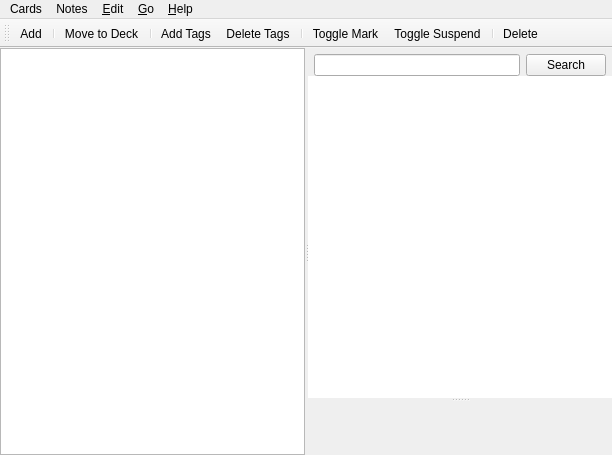
Above: designer/browser.ui from ankitects/anki before the change. Below: the same form after it.
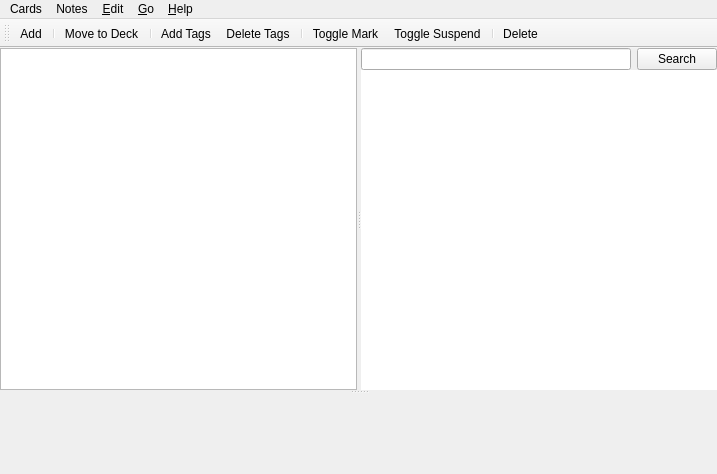
That is the form after the change. Icons and pictures are not drawn.

Commit message: tweak browser layout

```diff
--- a/designer/browser.ui
+++ b/designer/browser.ui
@@ -6,8 +6,8 @@
    <rect>
     <x>0</x>
     <y>0</y>
-    <width>612</width>
-    <height>455</height>
+    <width>717</width>
+    <height>474</height>
    </rect>
   </property>
   <property name="windowTitle">
@@ -18,21 +18,19 @@
     <normaloff>:/icons/find.png</normaloff>:/icons/find.png</iconset>
   </property>
   <widget class="QWidget" name="centralwidget">
-   <layout class="QHBoxLayout" name="horizontalLayout">
-    <property name="spacing">
-     <number>0</number>
-    </property>
+   <layout class="QVBoxLayout" name="verticalLayout">
     <property name="margin">
      <number>0</number>
     </property>
     <item>
-     <widget class="QSplitter" name="splitter_3">
+     <widget class="QSplitter" name="splitter_2">
+      <property name="orientation">
+       <enum>Qt::Vertical</enum>
+      </property>
+      <widget class="QSplitter" name="splitter">
       <property name="orientation">
        <enum>Qt::Horizontal</enum>
       </property>
-      <property name="handleWidth">
-       <number>3</number>
-      </property>
       <widget class="QTreeWidget" name="tree">
        <attribute name="headerVisible">
         <bool>false</bool>
@@ -44,35 +42,29 @@
        </column>
       </widget>
       <widget class="QWidget" name="widget" native="true">
-       <layout class="QVBoxLayout" name="verticalLayout">
+        <layout class="QVBoxLayout" name="verticalLayout_2">
         <property name="spacing">
          <number>0</number>
         </property>
-        <property name="leftMargin">
+         <property name="margin">
          <number>0</number>
         </property>
-        <property name="topMargin">
-         <number>0</number>
-        </property>
-        <property name="rightMargin">
-         <number>0</number>
-        </property>
-        <property name="bottomMargin">
-         <number>3</number>
-        </property>
         <item>
          <layout class="QGridLayout" name="gridLayout">
+           <property name="horizontalSpacing">
+            <number>6</number>
+           </property>
+           <property name="verticalSpacing">
+            <number>0</number>
+           </property>
           <property name="leftMargin">
-           <number>6</number>
+            <number>0</number>
           </property>
           <property name="topMargin">
-           <number>6</number>
+            <number>0</number>
           </property>
           <property name="rightMargin">
-           <number>6</number>
-          </property>
-          <property name="spacing">
-           <number>6</number>
+            <number>0</number>
           </property>
           <item row="0" column="0">
            <widget class="QLineEdit" name="searchEdit">
@@ -91,10 +83,6 @@
          </layout>
         </item>
         <item>
-         <widget class="QSplitter" name="splitter_2">
-          <property name="orientation">
-           <enum>Qt::Vertical</enum>
-          </property>
           <widget class="QTableView" name="tableView">
            <property name="sizePolicy">
             <sizepolicy hsizetype="Expanding" vsizetype="Expanding">
@@ -139,6 +127,10 @@
             <bool>true</bool>
            </attribute>
           </widget>
+         </item>
+        </layout>
+       </widget>
+      </widget>
           <widget class="QWidget" name="lowerWidget">
            <layout class="QHBoxLayout" name="horizontalLayout2">
             <property name="spacing">
@@ -176,16 +168,12 @@
         </item>
        </layout>
       </widget>
-     </widget>
-    </item>
-   </layout>
-  </widget>
   <widget class="QMenuBar" name="menubar">
    <property name="geometry">
     <rect>
      <x>0</x>
      <y>0</y>
-     <width>612</width>
+     <width>717</width>
      <height>22</height>
     </rect>
    </property>
```
Lines whose indentation alone changed are shown as unchanged. The commit also changes 2 other files.
